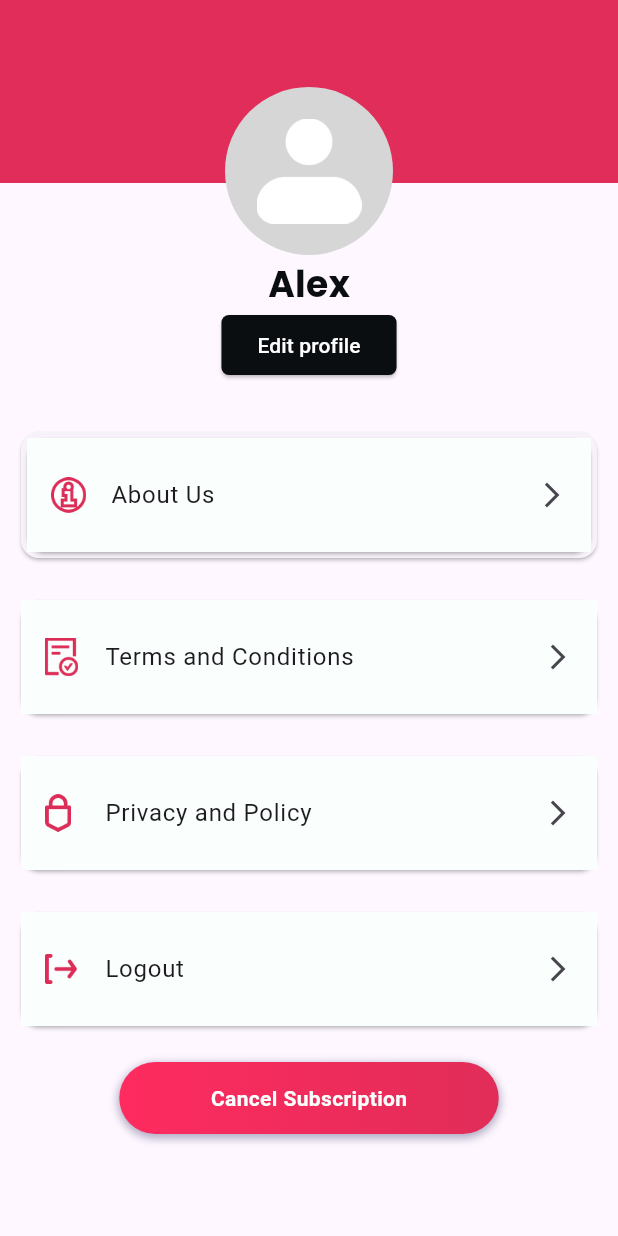
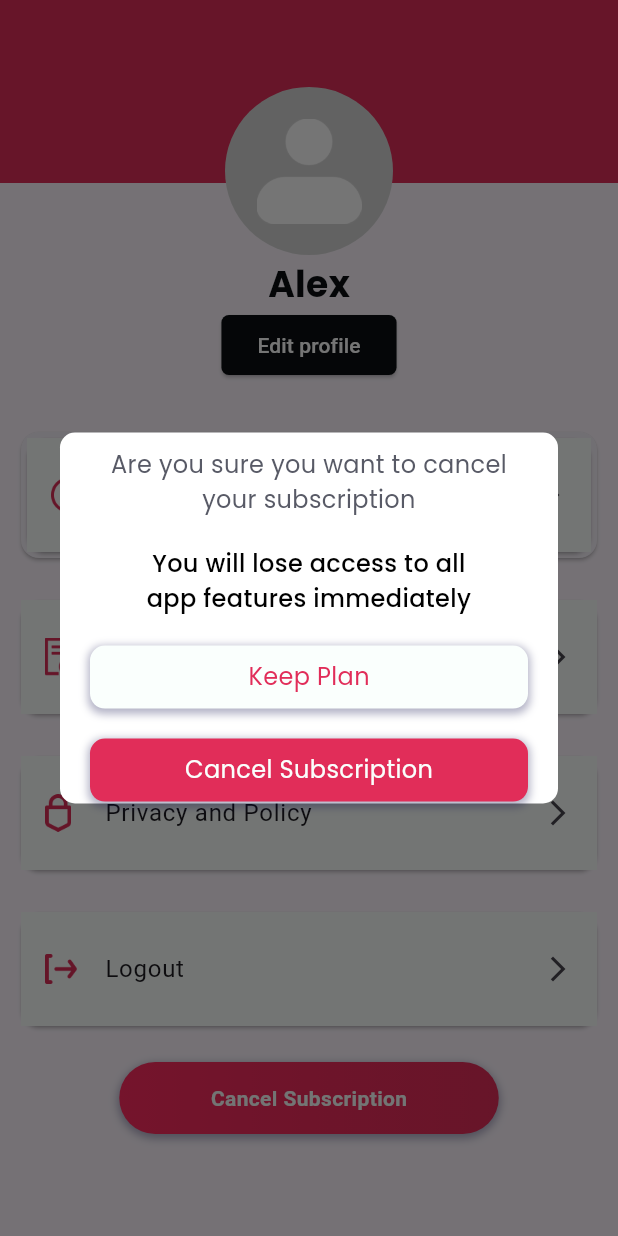
Before and after one commit to Faisal-957/stepexpertx, a Flutter app: the Profile screen opened directly, after a tap on "Cancel Subscription", on a phone screen of 412 x 824 dp. Run offline on Flutter 3.47's test engine with Material 3 defaults, Android fonts, the phone set to English and light mode, and no system bars; our stand-ins replace firebase_auth, firebase_core, flutter_screenutil, get, google_fonts, youtube_player_flutter; accounts and stored records are empty.

Commit message:
ui update

```diff
--- a/lib/core/services/auth_services.dart
+++ b/lib/core/services/auth_services.dart
@@ -1,16 +1,14 @@
 import 'package:firebase_auth/firebase_auth.dart';
-import 'package:firebase_core/firebase_core.dart';
 import 'package:flutter/material.dart';
 import 'package:get/get_core/src/get_main.dart';
 import 'package:get/get_navigation/src/extension_navigation.dart';
-import 'package:stepexpertx/ui/views/screens/root_screen/root_screen.dart';
 
 class AuthServices {
   final auth = FirebaseAuth.instance;
   signUp(email, password) async {
     try {
       // Firebase signup
-      UserCredential user = await auth.createUserWithEmailAndPassword(
+      await auth.createUserWithEmailAndPassword(
         email: email,
         password: password,
       );
--- a/lib/main.dart
+++ b/lib/main.dart
@@ -1,6 +1,8 @@
 import 'package:firebase_core/firebase_core.dart';
 import 'package:flutter/material.dart';
 import 'package:get/get.dart';
+import 'package:stepexpertx/ui/views/screens/profile_screen/profile.dart';
+import 'package:stepexpertx/ui/views/screens/splash_screen.dart';
 
 import 'package:stepexpertx/ui/views/screens/tabbar_screens/tabbarscreen.dart';
 import 'firebase_options.dart';
@@ -25,7 +27,7 @@ class MyApp extends StatelessWidget {
       ),
       child: GetMaterialApp(
         debugShowCheckedModeBanner: false,
-        home: Tabbarscreen(),
+        home: SplashScreen(),
       ),
     );
   }
--- a/lib/ui/views/screens/profile_screen/profile.dart
+++ b/lib/ui/views/screens/profile_screen/profile.dart
@@ -1,4 +1,5 @@
 import 'package:flutter/material.dart';
+import 'package:flutter_screenutil/flutter_screenutil.dart';
 
 import 'package:stepexpertx/core/constant/colors.dart';
 import 'package:stepexpertx/core/constant/string.dart';
@@ -162,7 +163,9 @@ class Profile extends StatelessWidget {
                   width: 253,
                   borderRadius: 34,
 
-                  onTap: () {},
+                  onTap: () {
+                    showMyDialog(context);
+                  },
                   linearGradient: LinearGradient(
                     colors: [darkpink, primaryColor],
                   ),
@@ -181,4 +184,67 @@ class Profile extends StatelessWidget {
       ),
     );
   }
+
+  void showMyDialog(BuildContext context) {
+    showDialog(
+      context: context,
+      barrierDismissible: true,
+      builder: (context) {
+        return Dialog(
+          backgroundColor: Colors.white,
+
+          shape: RoundedRectangleBorder(
+            borderRadius: BorderRadius.circular(10),
+          ),
+          child: SizedBox(
+            height: MediaQuery.of(context).size.height * 0.3,
+            width: double.infinity,
+            child: Padding(
+              padding: const EdgeInsets.symmetric(horizontal: 20, vertical: 10),
+              child: Column(
+                children: [
+                  Text(
+                    "Are you sure you want to cancel \nyour subscription",
+                    style: style16,
+                    textAlign: TextAlign.center,
+                  ),
+                  20.verticalSpace,
+                  Text(
+                    "You will lose access to all \napp features immediately",
+                    style: style16.copyWith(
+                      fontWeight: FontWeight.w500,
+                      color: Colors.black,
+                    ),
+                    textAlign: TextAlign.center,
+                  ),
+                  20.verticalSpace,
+                  CustomButtons1(
+                    onTap: () => Navigator.pop(context),
+                    boxColor: whiteColor,
+                    height: 42,
+                    width: 346,
+                    child: Text(
+                      "Keep Plan",
+                      style: style16.copyWith(color: primaryColor),
+                    ),
+                  ),
+                  20.verticalSpace,
+                  CustomButtons1(
+                    onTap: () => Navigator.pop(context),
+                    boxColor: primaryColor,
+                    height: 42,
+                    width: 346,
+                    child: Text(
+                      "Cancel Subscription",
+                      style: style16.copyWith(color: whiteColor),
+                    ),
+                  ),
+                ],
+              ),
+            ),
+          ),
+        );
+      },
+    );
+  }
 }
```
Also changed, not shown: lib/ui/views/screens/subscription_screens.dart (+16 -1 lines), lib/ui/views/screens/tabbar_screens/login_screen.dart (+5 -6 lines).
